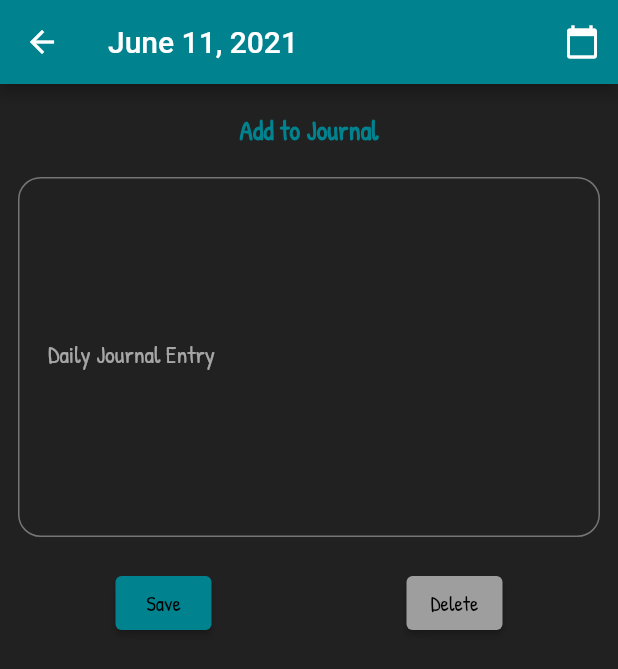
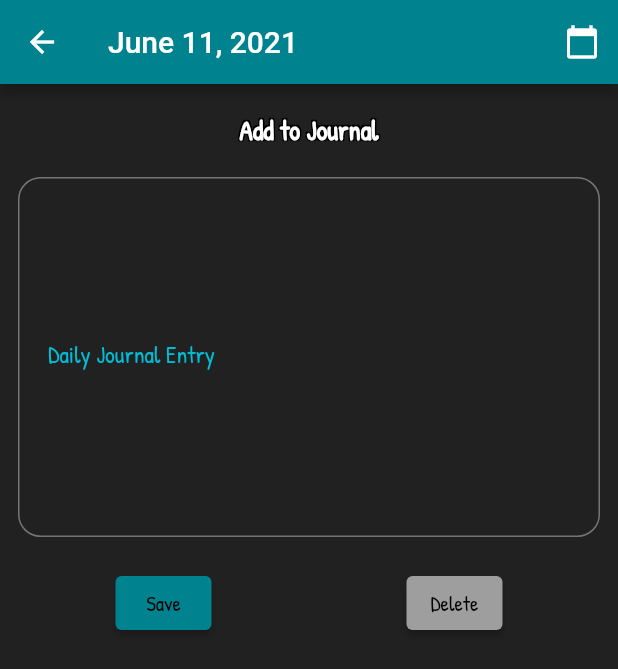
Before and after one commit to ue-an/todo-journal-flutter, a Flutter app: the JEntryScreen screen opened by its route, on a phone screen of 412 x 824 dp. Shown: the top 669 px of the screen. Run offline on Flutter 3.47's test engine with Material 2 defaults, Android fonts, the phone set to English and light mode, and no system bars; our stand-ins replace cloud_firestore, date_format, firebase_core, fluttertoast, google_fonts; accounts and stored records are empty.

Commit message:
dark mode edit

```diff
--- a/lib/providers/theme_provider.dart
+++ b/lib/providers/theme_provider.dart
@@ -19,6 +19,7 @@ class MyThemes {
     accentColor: Colors.cyan[600],
     primaryColor: Colors.cyan[800],
     textTheme: GoogleFonts.patrickHandTextTheme(),
+    cardColor: Colors.white70,
   );
 
   static final lightTheme = ThemeData(
--- a/lib/screens/journal_entry.dart
+++ b/lib/screens/journal_entry.dart
@@ -60,7 +60,7 @@ class _JEntryScreenState extends State<JEntryScreen> {
       ),
       body: Padding(
         padding: EdgeInsets.symmetric(vertical: 18.0, horizontal: 12.0),
-        child: ListView(
+        child: Column(
           children: [
             Row(
               mainAxisAlignment: MainAxisAlignment.center,
@@ -70,7 +70,25 @@ class _JEntryScreenState extends State<JEntryScreen> {
                   style: TextStyle(
                     fontSize: 18,
                     fontWeight: FontWeight.bold,
-                    color: Theme.of(context).primaryColor,
+                    color: Colors.white,
+                    shadows: [
+                      Shadow(
+                        // bottomLeft
+                        offset: Offset(-1, -1),
+                      ),
+                      Shadow(
+                        // bottomRight
+                        offset: Offset(1, -1),
+                      ),
+                      Shadow(
+                        // topRight
+                        offset: Offset(1, 1),
+                      ),
+                      Shadow(
+                        // topLeft
+                        offset: Offset(-1, 1),
+                      ),
+                    ],
                   ),
                 ),
               ],
@@ -82,12 +100,25 @@ class _JEntryScreenState extends State<JEntryScreen> {
               decoration: InputDecoration(
                 border: OutlineInputBorder(
                   borderRadius: BorderRadius.circular(15.0),
+                  borderSide: BorderSide(
+                    color: Colors.cyan,
+                  ),
+                ),
+                focusedBorder: OutlineInputBorder(
+                  borderRadius: BorderRadius.circular(15.0),
+                  borderSide: BorderSide(
+                    color: Colors.cyan,
+                  ),
                 ),
                 contentPadding: EdgeInsets.symmetric(
                   vertical: 10.0,
                   horizontal: 20.0,
                 ),
                 labelText: 'Daily Journal Entry',
+                labelStyle: TextStyle(color: Colors.cyan),
+              ),
+              style: TextStyle(
+                color: Colors.white,
               ),
               maxLines: 12,
               minLines: 10,
--- a/lib/screens/tasks_home.dart
+++ b/lib/screens/tasks_home.dart
@@ -13,16 +13,13 @@ class TaskScreen extends StatelessWidget {
   Widget build(BuildContext context) {
     final taskProvider = Provider.of<TEntryProvider>(context);
     return Scaffold(
-      //backgroundColor: Theme.of(context).accentColor,
       body: Column(
         children: [
           TopBar(),
           Expanded(
             child: Container(
               padding: EdgeInsets.all(20.0),
-              decoration: BoxDecoration(
-                  //color: Theme.of(context).accentColor,
-                  ),
+              decoration: BoxDecoration(),
               child: StreamBuilder<List<Task>>(
                 stream: taskProvider.tasks,
                 builder: (context, snapshot) {
@@ -39,7 +36,7 @@ class TaskScreen extends StatelessWidget {
                           ),
                           trailing: IconButton(
                             icon: Icon(Icons.check_box_outlined),
-                            color: Theme.of(context).primaryColor,
+                            color: Theme.of(context).accentColor,
                             onPressed: () {
                               showDialog(
                                 context: context,
```
